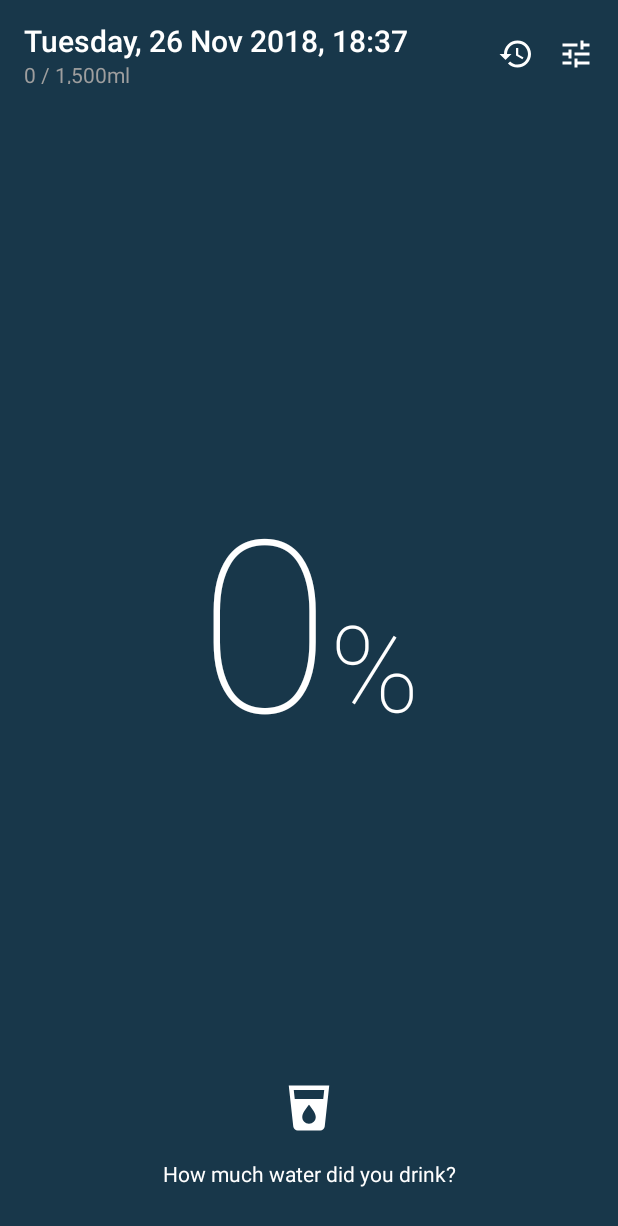
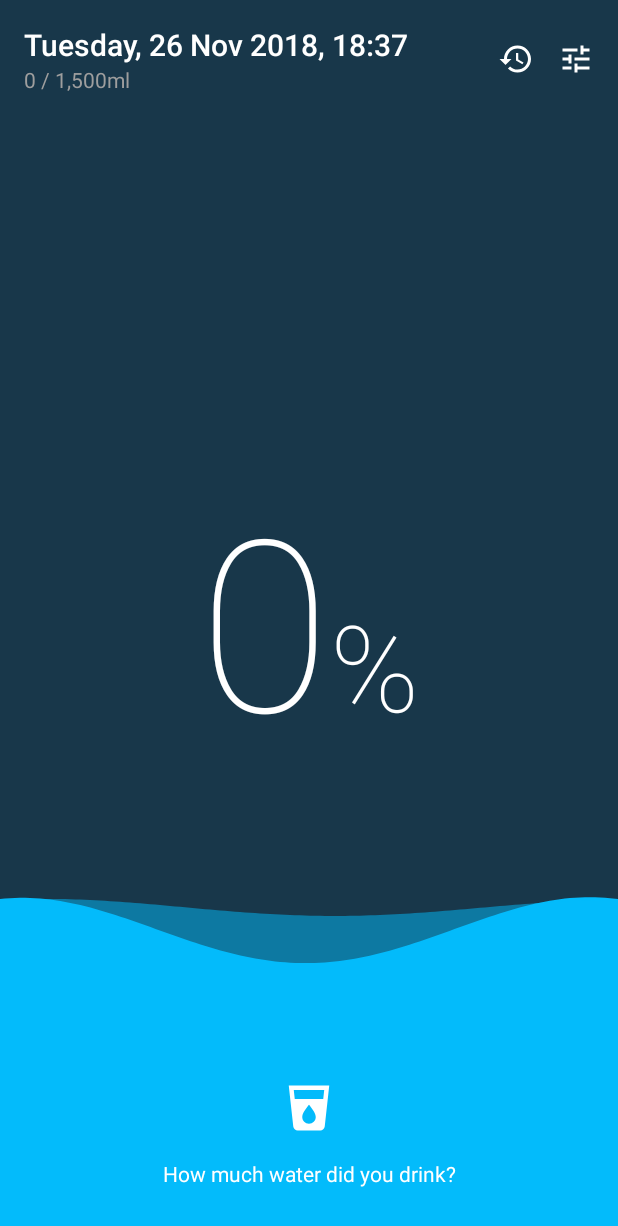
Before and after one commit to otormaigh/x-labs-android, an Android app: the screen it shows after launch (MainActivity), on a phone screen of 412 x 824 dp. Shown: the top 1226 px of the screen. Run offline under Robolectric (Android 15) with nearby library versions, the phone set to English and light mode, and no system bars; our stand-ins replace Timber.

Commit message:
add main screen intake progress bar waves

```diff
--- a/buildSrc/src/main/java/Libs.kt
+++ b/buildSrc/src/main/java/Libs.kt
@@ -2,7 +2,11 @@ object Libs {
   // Android
   const val appcompat_v7 = "com.android.support:appcompat-v7:${Version.android_support}"
   const val constraint_layout = "com.android.support.constraint:constraint-layout:1.1.0"
+  const val android_ktx = "androidx.core:core-ktx:0.3"
 
   // Kotlin
   const val kotlin_jre7 = "org.jetbrains.kotlin:kotlin-stdlib-jre7:${Version.kotlin}"
+
+  // Misc
+  const val timber = "com.jakewharton.timber:timber:4.7.0"
 }
--- a/water-tracker/build.gradle
+++ b/water-tracker/build.gradle
@@ -53,4 +53,7 @@ dependencies {
   implementation Libs.kotlin_jre7
   implementation Libs.appcompat_v7
   implementation Libs.constraint_layout
+
+  implementation Libs.timber
+  implementation Libs.android_ktx
 }
--- a/water-tracker/src/main/AndroidManifest.xml
+++ b/water-tracker/src/main/AndroidManifest.xml
@@ -4,6 +4,7 @@
   package="ie.elliot.x.labs.watertracker">
 
   <application
+    android:name=".WaterTrackerApplication"
     android:allowBackup="true"
     android:icon="@mipmap/ic_launcher"
     android:label="@string/app_name"
@@ -11,7 +12,7 @@
     android:theme="@style/AppTheme"
     tools:ignore="GoogleAppIndexingWarning">
     <activity
-      android:name=".MainActivity"
+      android:name=".ui.MainActivity"
       android:screenOrientation="portrait">
       <intent-filter>
         <action android:name="android.intent.action.MAIN" />
--- /dev/null
+++ b/water-tracker/src/main/java/ie/elliot/x/labs/watertracker/WaterTrackerApplication.kt
@@ -0,0 +1,40 @@
+/*
+ * Copyright 2018 Elliot Tormey
+ *
+ * Licensed under the Apache License, Version 2.0 (the "License");
+ * you may not use this file except in compliance with the License.
+ * You may obtain a copy of the License at
+ *
+ *     http://www.apache.org/licenses/LICENSE-2.0
+ *
+ * Unless required by applicable law or agreed to in writing, software
+ * distributed under the License is distributed on an "AS IS" BASIS,
+ * WITHOUT WARRANTIES OR CONDITIONS OF ANY KIND, either express or implied.
+ * See the License for the specific language governing permissions and
+ * limitations under the License.
+ */
+
+package ie.elliot.x.labs.watertracker
+
+import android.app.Application
+import timber.log.Timber
+
+class WaterTrackerApplication : Application() {
+
+  override fun onCreate() {
+    super.onCreate()
+
+    initTimber(BuildConfig.DEBUG)
+  }
+
+  private fun initTimber(isDebug: Boolean) {
+    @Suppress("ConstantConditionIf")
+    if (isDebug) {
+      Timber.plant(object : Timber.DebugTree() {
+        override fun createStackElementTag(element: StackTraceElement): String {
+          return "(${element.fileName}:${element.lineNumber})"
+        }
+      })
+    }
+  }
+}
--- a/water-tracker/src/main/java/ie/elliot/x/labs/watertracker/MainActivity.kt
+++ b/water-tracker/src/main/java/ie/elliot/x/labs/watertracker/ui/MainActivity.kt
@@ -14,13 +14,14 @@
  * limitations under the License.
  */
 
-package ie.elliot.x.labs.watertracker
+package ie.elliot.x.labs.watertracker.ui
 
 import android.os.Bundle
 import android.support.v7.app.AppCompatActivity
 import android.support.v7.widget.Toolbar
 import android.text.SpannableString
 import android.text.style.RelativeSizeSpan
+import ie.elliot.x.labs.watertracker.R
 import kotlinx.android.synthetic.main.activity_main.*
 
 
@@ -32,11 +33,13 @@ class MainActivity : AppCompatActivity() {
 
     setSupportActionBar(tbMain as Toolbar)
 
-    setIntakePercentage(0)
+    setIntakePercentage(0.3f)
   }
 
-  private fun setIntakePercentage(intake: Int) {
-    val source = "$intake%"
+  private fun setIntakePercentage(intake: Float) {
+    pbIntake.progress = intake
+
+    val source = "${intake.toInt()}%"
     tvIntakePercentage.text = SpannableString(source).apply {
       setSpan(RelativeSizeSpan(2f), 0, source.length - 1, 0)
     }
--- /dev/null
+++ b/water-tracker/src/main/java/ie/elliot/x/labs/watertracker/ui/widget/IntakeProgressbar.kt
@@ -0,0 +1,93 @@
+/*
+ * Copyright 2018 Elliot Tormey
+ *
+ * Licensed under the Apache License, Version 2.0 (the "License");
+ * you may not use this file except in compliance with the License.
+ * You may obtain a copy of the License at
+ *
+ *     http://www.apache.org/licenses/LICENSE-2.0
+ *
+ * Unless required by applicable law or agreed to in writing, software
+ * distributed under the License is distributed on an "AS IS" BASIS,
+ * WITHOUT WARRANTIES OR CONDITIONS OF ANY KIND, either express or implied.
+ * See the License for the specific language governing permissions and
+ * limitations under the License.
+ */
+
+package ie.elliot.x.labs.watertracker.ui.widget
+
+import android.content.Context
+import android.graphics.Canvas
+import android.graphics.Paint
+import android.graphics.Path
+import android.support.v4.content.ContextCompat
+import android.util.AttributeSet
+import android.view.View
+import ie.elliot.x.labs.watertracker.R
+
+class IntakeProgressbar : View {
+  private val amplitude = 8f
+  private val density = 5.0f
+  private val frequency = 0.6f
+  private val numberOfWaves = 2
+  private val phaseShift = -0.04f
+  private val primaryWaveLineWidth = 3.0f
+  private val secondaryWaveLineWidth = 1.0f
+
+  private val path by lazy { Path() }
+  private val paint by lazy {
+    Paint().apply {
+      color = ContextCompat.getColor(context, R.color.deep_sky_blue)
+      style = Paint.Style.FILL_AND_STROKE
+      isAntiAlias = true
+    }
+  }
+  private var phase = 0f
+  var progress = 0f
+
+  constructor(context: Context) : this(context, null)
+  constructor(context: Context, attrs: AttributeSet?) : this(context, attrs, 0)
+  constructor(context: Context, attrs: AttributeSet?, defStyleAttr: Int) : super(context, attrs, defStyleAttr)
+
+  override fun onDraw(canvas: Canvas) {
+    val maxHeight = measuredHeight - (measuredHeight * progress) // TODO: Animate height change
+    val width = measuredWidth.toFloat()
+    val mid = (measuredWidth / 2).toFloat()
+
+    for (i in 0 until numberOfWaves) {
+      // Prepare variables for this wave
+      paint.strokeWidth = if (i == 0) primaryWaveLineWidth else secondaryWaveLineWidth
+      val progress = 1.0f - i.toFloat() / this.numberOfWaves
+      val normedAmplitude = (1.5f * progress - 0.5f) * this.amplitude
+
+      // Prepare path for this wave
+      path.reset()
+      var x = 0f
+      while (x < width + density) {
+        // We use a parable to scale the sinus wave, that has its peak in the middle of the view.
+        val scaling = (-Math.pow((1 / mid * (x - mid)).toDouble(), 2.0) + 1).toFloat()
+        val y = ((scaling.toDouble() * amplitude.toDouble() * normedAmplitude.toDouble()
+            * Math.sin(2.0 * Math.PI * (x / width).toDouble() * frequency.toDouble() + phase * (i + 1))) + maxHeight).toFloat()
+
+        if (x == 0f) {
+          path.moveTo(x, y)
+        } else {
+          path.lineTo(x, y)
+        }
+        x += density
+      }
+      path.lineTo(x, measuredHeight.toFloat())
+      path.lineTo(0f, measuredHeight.toFloat())
+      path.close()
+
+      // Set opacity for this wave fill
+      paint.alpha = if (i == 0) 255 else 255 / (i + 1)
+
+      // Draw wave
+      canvas.drawPath(path, paint)
+    }
+
+    this.phase += phaseShift
+    invalidate() // FIXME: Figure out a better way to animate the waves.
+  }
+}
--- a/water-tracker/src/main/res/layout/activity_main.xml
+++ b/water-tracker/src/main/res/layout/activity_main.xml
@@ -4,11 +4,20 @@
   xmlns:tools="http://schemas.android.com/tools"
   android:layout_width="match_parent"
   android:layout_height="match_parent"
-  tools:context=".MainActivity">
+  tools:context=".ui.MainActivity">
 
   <include
     android:id="@+id/tbMain"
     layout="@layout/toolbar_main" />
+
+  <ie.elliot.x.labs.watertracker.ui.widget.IntakeProgressbar
+    android:id="@+id/pbIntake"
+    android:layout_width="match_parent"
+    android:layout_height="0dp"
+    app:layout_constraintBottom_toBottomOf="parent"
+    app:layout_constraintLeft_toLeftOf="parent"
+    app:layout_constraintRight_toRightOf="parent"
+    app:layout_constraintTop_toBottomOf="@id/tbMain" />
 
   <TextView
     android:id="@+id/tvIntakePercentage"
@@ -38,10 +47,10 @@
     android:id="@+id/tvHowMuchWater"
     android:layout_width="wrap_content"
     android:layout_height="wrap_content"
+    android:layout_marginBottom="@dimen/vertical_margin_double"
     android:text="How much water did you drink?"
     app:layout_constraintBottom_toBottomOf="parent"
     app:layout_constraintEnd_toEndOf="parent"
-    android:layout_marginBottom="@dimen/vertical_margin_double"
     app:layout_constraintStart_toStartOf="parent" />
 
 </android.support.constraint.ConstraintLayout>
--- a/water-tracker/src/main/res/layout/toolbar_main.xml
+++ b/water-tracker/src/main/res/layout/toolbar_main.xml
@@ -2,7 +2,7 @@
 <android.support.v7.widget.Toolbar xmlns:android="http://schemas.android.com/apk/res/android"
   xmlns:app="http://schemas.android.com/apk/res-auto"
   android:layout_width="match_parent"
-  android:layout_height="?attr/actionBarSize"
+  android:layout_height="wrap_content"
   android:elevation="0dp">
 
   <android.support.constraint.ConstraintLayout
@@ -10,6 +10,7 @@
     android:layout_height="wrap_content"
     android:layout_marginTop="@dimen/vertical_margin"
     android:layout_marginEnd="@dimen/horizontal_margin"
+    android:layout_marginBottom="@dimen/vertical_margin"
     android:orientation="vertical">
 
     <TextView
```
